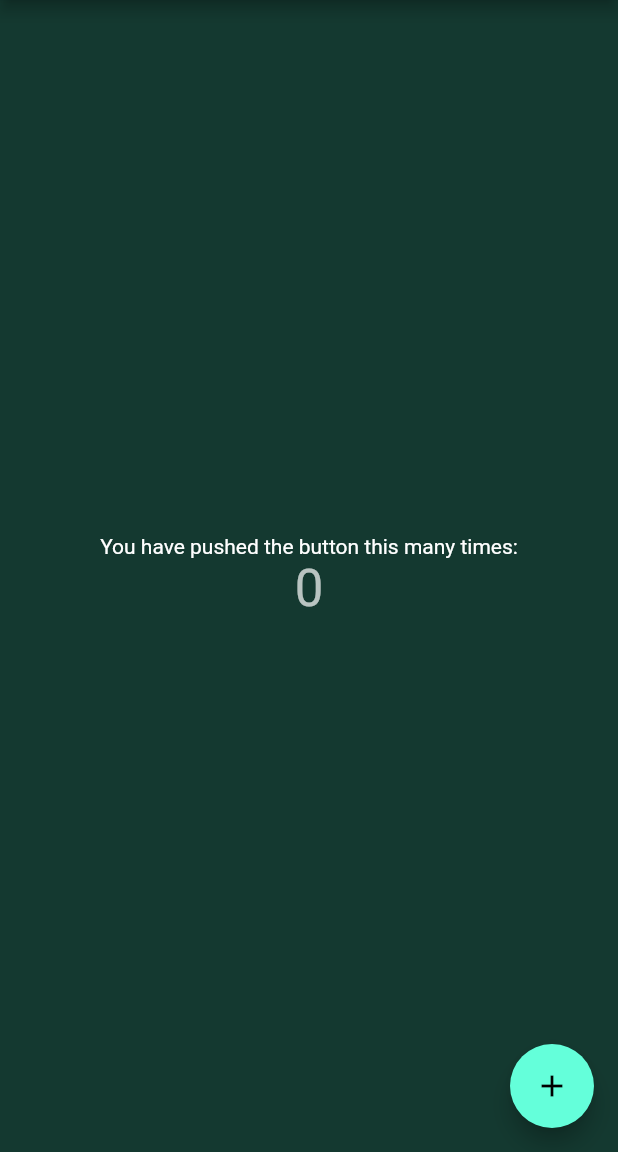
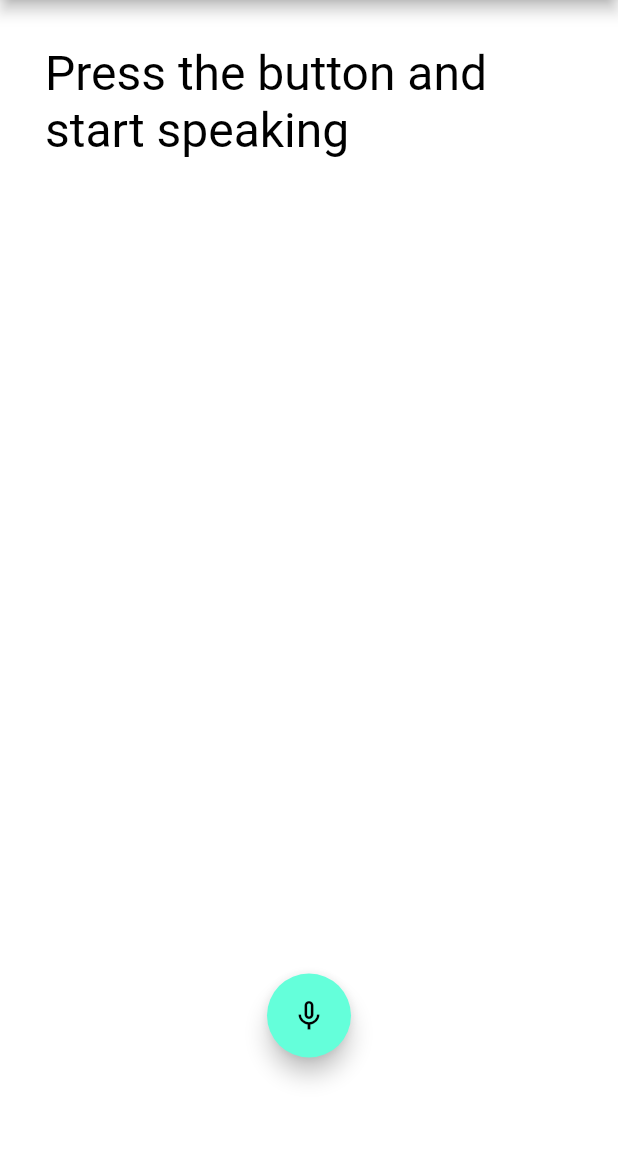
Before and after one commit to VaishakAnand/Hack-Roll-2021-, a Flutter app: the screen it shows after launch, on a phone screen of 412 x 824 dp, the part 84-1236 px from its top. Run offline on Flutter 3.47's test engine with Material 2 defaults, Android fonts, the phone set to English and light mode, and no system bars; drawn by our look-alikes of avatar_glow; our stand-ins replace speech_to_text; missing offline and left inert: highlight_text, sentiment_dart.

Commit message:
Add Speech to Text functionality

```diff
--- a/lib/landing.dart
+++ b/lib/landing.dart
@@ -1,4 +1,5 @@
 import 'package:flutter/material.dart';
+import 'package:flutterapp/speech_to_text.dart';
 
 class LandingPage extends StatefulWidget {
   @override
@@ -23,25 +24,7 @@ class _LandingPageState extends State<LandingPage> {
         ),
         centerTitle: true,
       ),
-      body: Center(
-        child: Column(
-          mainAxisAlignment: MainAxisAlignment.center,
-          children: <Widget>[
-            Text(
-              'You have pushed the button this many times:',
-            ),
-            Text(
-              '$_counter',
-              style: Theme.of(context).textTheme.headline4,
-            ),
-          ],
-        ),
-      ),
-      floatingActionButton: FloatingActionButton(
-        onPressed: _incrementCounter,
-        tooltip: 'Increment',
-        child: Icon(Icons.add),
-      ),
+      body: SpeechScreen()
     );
   }
 }
--- /dev/null
+++ b/lib/speech_to_text.dart
@@ -0,0 +1,103 @@
+import 'package:avatar_glow/avatar_glow.dart';
+import 'package:flutter/material.dart';
+import 'package:highlight_text/highlight_text.dart';
+import 'package:speech_to_text/speech_to_text.dart' as stt;
+
+class SpeechScreen extends StatefulWidget {
+  @override
+  _SpeechScreenState createState() => _SpeechScreenState();
+}
+
+class _SpeechScreenState extends State<SpeechScreen> {
+
+  stt.SpeechToText _speech;
+  bool _isListening = false;
+  bool _validInput = false;
+  String _text = 'Press the button and start speaking';
+
+  @override
+  void initState() {
+    super.initState();
+    _speech = stt.SpeechToText();
+  }
+
+  @override
+  Widget build(BuildContext context) {
+    return Scaffold(
+      backgroundColor: Colors.white,
+      floatingActionButtonLocation: FloatingActionButtonLocation.centerFloat,
+      floatingActionButton: Row (
+        mainAxisAlignment: MainAxisAlignment.center,
+        children: <Widget>[
+          AvatarGlow(
+            animate: _isListening,
+            glowColor: Theme.of(context).primaryColor,
+            endRadius: 75.0,
+            duration: const Duration(milliseconds: 2000),
+            repeatPauseDuration: const Duration(milliseconds: 100),
+            repeat: true,
+            child: FloatingActionButton(
+              onPressed: _listen,
+              child: Icon(_isListening ? Icons.mic : Icons.mic_none),
+            ),
+          ),
+          Visibility(
+            visible: _validInput,
+            child: AvatarGlow(
+              endRadius: 75.0,
+              child: FloatingActionButton(
+                onPressed: _listen,
+                child: Icon(Icons.check),
+              ),
+            ),
+          )
+        ],
+      ),
+      body: SingleChildScrollView(
+        reverse: true,
+        child: Container(
+          padding: const EdgeInsets.fromLTRB(30.0, 30.0, 30.0, 150.0),
+          child: Text(
+            _text,
+            style: const TextStyle(
+              fontSize: 32.0,
+              color: Colors.black,
+              fontWeight: FontWeight.w400,
+            ),
+          ),
+        ),
+      ),
+    );
+  }
+
+  void _listen() async {
+    if (!_isListening) {
+      bool available = await _speech.initialize(
+          onStatus: (val) {
+            if (val == "listening") {
+              setState(() {
+                _validInput = false;
+              });
+            } else {
+              setState(() {
+                _validInput = true;
+              });
+            }
+          }
+      );
+      if (available) {
+        setState(() => _isListening = true);
+        _speech.listen(
+          onResult: (val) => setState(() {
+            _text = val.recognizedWords;
+          }),
+        );
+      }
+    } else {
+      setState(() => {
+        _isListening = false
+      });
+      _speech.stop();
+    }
+  }
+}
--- a/pubspec.yaml
+++ b/pubspec.yaml
@@ -29,6 +29,8 @@ dependencies:
   cupertino_icons: ^0.1.3
   http: ^0.12.2
   sentiment_dart: ^0.0.4
+  speech_to_text: ^2.3.0
+  avatar_glow: ^1.2.0
 
 
 
```
Also changed, not shown: lib/s.dart (added, +104 -0 lines), lib/sentiment_score.dart (added, +41 -0 lines), pubspec.lock.
